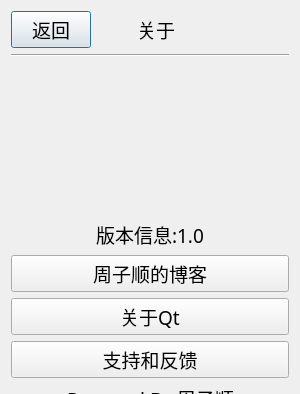
Above: aboutwindow.ui from ZzzzzzS/uper2018 before the change; both pictures show x 0 to 300 and y 0 to 394 of the 300 by 600 pixel window. Below: the same form after it.
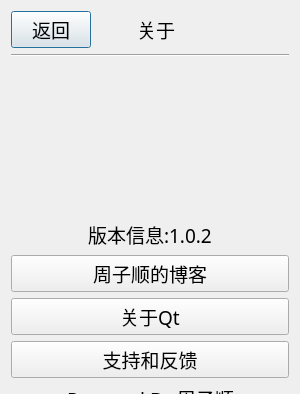
That is the form after the change.

Commit message: v1.0.2,修改软件名称

```diff
--- a/aboutwindow.ui
+++ b/aboutwindow.ui
@@ -143,7 +143,7 @@
          <item>
           <widget class="QLabel" name="label_3">
            <property name="text">
-            <string>版本信息:1.0</string>
+            <string>版本信息:1.0.2</string>
            </property>
           </widget>
          </item>
```
The commit also changes 1 other file.
